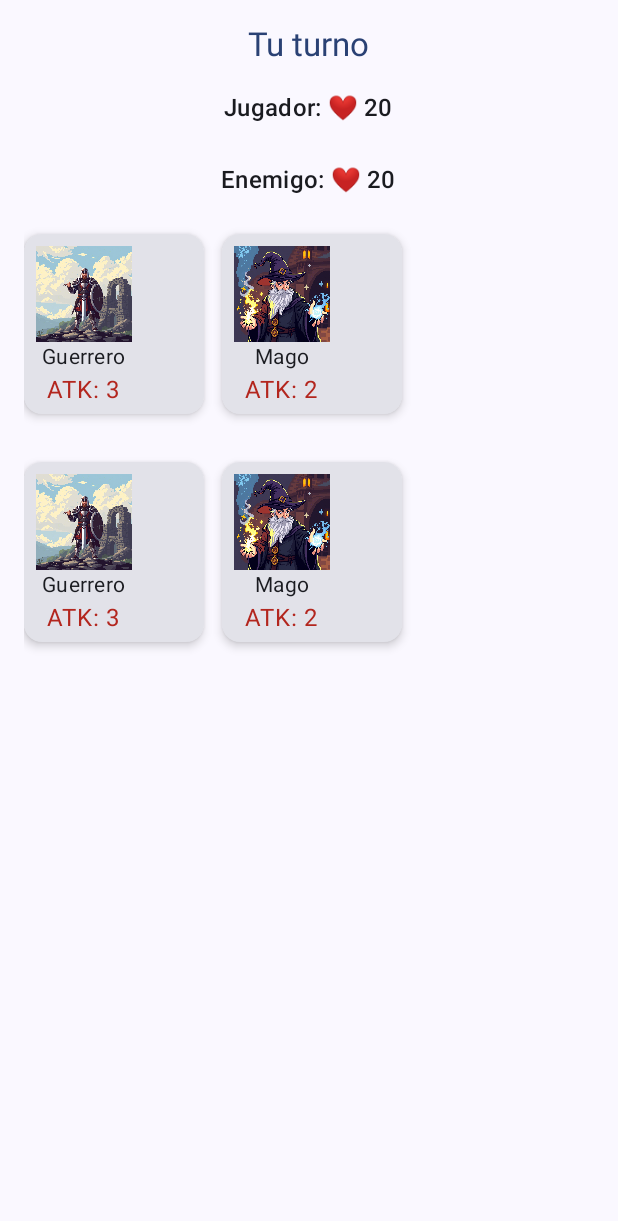
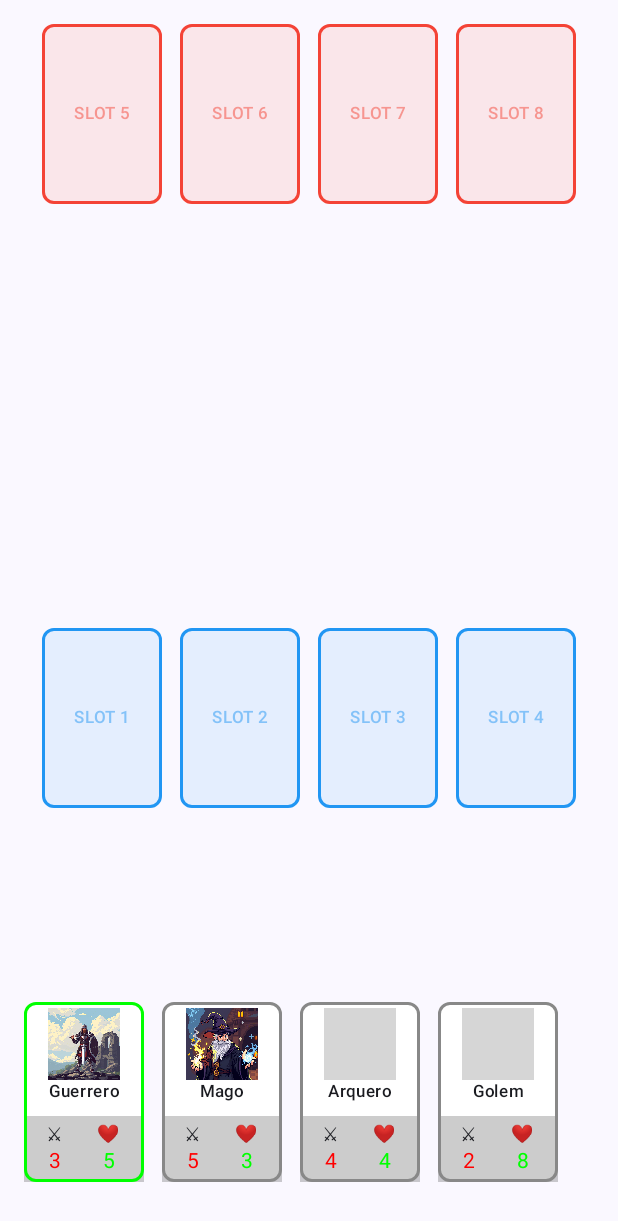
Before and after one commit to David0-Eng/TheLastTurn, an Android app built with Jetpack Compose: the GameScreen screen opened through its navigation route, after a tap on "Guerrero", on a phone screen of 412 x 824 dp. Shown: the top 1221 px of the screen. Run offline under Robolectric (Android 15) with nearby library versions, the light colour scheme and no system bars; grey boxes are pictures that could not be loaded.

Commit message:
So many changes, HomeScreen with start game, added correct BoardSlots, with colors for the Player slot, and the Enemy slot, and cards now can be placed.

```diff
--- a/app/src/main/java/com/example/thelastturn/MainActivity.kt
+++ b/app/src/main/java/com/example/thelastturn/MainActivity.kt
@@ -11,12 +11,9 @@ import androidx.navigation.compose.NavHost
 import androidx.navigation.compose.composable
 import androidx.navigation.compose.rememberNavController
 import com.example.thelastturn.ui.screens.GameScreen
+import com.example.thelastturn.ui.screens.HomeScreen
 import com.example.thelastturn.ui.theme.TheLastTurnTheme
 import androidx.compose.ui.Modifier
-import androidx.navigation.NavType
-import androidx.navigation.navArgument
-import com.example.thelastturn.ui.screens.ResultsScreen
-
 
 class MainActivity : ComponentActivity() {
     override fun onCreate(savedInstanceState: Bundle?) {
@@ -39,16 +36,9 @@ private fun Navigation() {
     val navController = rememberNavController()
     NavHost(
         navController = navController,
-        startDestination = "game"
+        startDestination = "home"
     ) {
-        composable("game") {
-            GameScreen(navController = navController) // Pasa el navController
-        }
-        composable(
-            route = "results/{result}",
-            arguments = listOf(navArgument("result") { type = NavType.StringType })
-        ) { backStackEntry ->
-            ResultsScreen(result = backStackEntry.arguments?.getString("result") ?: "UNKNOWN")
-        }
+        composable("home") { HomeScreen(navController) }
+        composable("game") { GameScreen(navController) }
     }
 }
--- /dev/null
+++ b/app/src/main/java/com/example/thelastturn/model/BoardSlot.kt
@@ -0,0 +1,6 @@
+package com.example.thelastturn.model
+
+data class BoardSlot(
+    val id: Int,
+    var card: Card? = null // Almacena el objeto Card directamente
+)
--- a/app/src/main/java/com/example/thelastturn/model/Card.kt
+++ b/app/src/main/java/com/example/thelastturn/model/Card.kt
@@ -1,5 +1,6 @@
 package com.example.thelastturn.model
 
+import androidx.annotation.DrawableRes
 import com.example.thelastturn.R
 
 data class Card(
@@ -7,14 +8,14 @@ data class Card(
     val name: String,
     val damage: Int,
     var health: Int,
-    var imageRes: Int
-)
-{
+    @DrawableRes val imageRes: Int
+) {
     companion object {
-        fun sampleCards(): List<Card> = listOf(
+        fun sampleDeck(): List<Card> = listOf(
             Card(1, "Guerrero", 3, 5, R.drawable.warrior),
-            Card(2, "Mago", 2, 3, R.drawable.mage)
-            // Agrega más cartas aquí
+            Card(2, "Mago", 5, 3, R.drawable.mage),
+            Card(3, "Arquero", 4, 4, R.drawable.default_card),
+            Card(4, "Golem", 2, 8, R.drawable.default_card)
         )
     }
 }
--- a/app/src/main/java/com/example/thelastturn/model/Game.kt
+++ b/app/src/main/java/com/example/thelastturn/model/Game.kt
@@ -5,6 +5,4 @@ data class Game(
     var opponent: Player,
     var turnCount: Int = 0,
     var gameState: GameState = GameState.ONGOING
-) {
-    enum class GameState { ONGOING, VICTORY, DEFEAT, DRAW }
-}
+)
--- /dev/null
+++ b/app/src/main/java/com/example/thelastturn/model/GameState.kt
@@ -0,0 +1,7 @@
+package com.example.thelastturn.model
+
+enum class GameState {
+    ONGOING,
+    VICTORY,
+    DEFEAT
+}
--- /dev/null
+++ b/app/src/main/java/com/example/thelastturn/model/PlayerTurn.kt
@@ -0,0 +1,5 @@
+package com.example.thelastturn.model
+
+enum class PlayerTurn {
+    PLAYER, OPPONENT
+}
--- a/app/src/main/java/com/example/thelastturn/ui/screens/GameScreen.kt
+++ b/app/src/main/java/com/example/thelastturn/ui/screens/GameScreen.kt
@@ -1,150 +1,236 @@
 package com.example.thelastturn.ui.screens
 
 import androidx.compose.foundation.Image
+import androidx.compose.foundation.background
+import androidx.compose.foundation.border
 import androidx.compose.foundation.clickable
 import androidx.compose.foundation.layout.*
-import androidx.compose.foundation.lazy.*
+import androidx.compose.foundation.lazy.LazyRow
+import androidx.compose.foundation.lazy.items
+import androidx.compose.foundation.shape.RoundedCornerShape
 import androidx.compose.material3.*
 import androidx.compose.runtime.*
 import androidx.compose.ui.Alignment
 import androidx.compose.ui.Modifier
+import androidx.compose.ui.graphics.Color
 import androidx.compose.ui.res.painterResource
 import androidx.compose.ui.unit.dp
 import androidx.lifecycle.viewmodel.compose.viewModel
 import androidx.navigation.NavController
-
-
 import com.example.thelastturn.R
+import com.example.thelastturn.model.BoardSlot
 import com.example.thelastturn.model.Card
-import com.example.thelastturn.model.Player
 import com.example.thelastturn.viewmodel.GameViewModel
-import com.example.thelastturn.viewmodel.PlayerTurn
-import com.example.thelastturn.viewmodel.GameState
-import kotlinx.coroutines.delay
 
 @Composable
-fun GameScreen(
-    navController: NavController,
-    viewModel: GameViewModel = viewModel(),
-    onGameOver: () -> Unit = {}
-) {
-    val currentPlayer by viewModel.currentPlayer.collectAsState()
-    val opponent by viewModel.opponent.collectAsState()
-    val currentTurn by viewModel.currentTurn.collectAsState()
-    val gameState by viewModel.gameState.collectAsState()
-
-    LaunchedEffect(gameState) {
-        if (gameState != GameState.ONGOING) {
-            delay(2000)
-            navController.navigate("results/${gameState.name}")
-        }
-    }
+fun GameScreen(navController: NavController) {
+    val viewModel: GameViewModel = viewModel()
 
     Column(
         modifier = Modifier
             .fillMaxSize()
             .padding(16.dp),
-        horizontalAlignment = Alignment.CenterHorizontally
+        verticalArrangement = Arrangement.SpaceBetween
     ) {
-        // Indicador de turno
-        Text(
-            text = when (currentTurn) {
-                PlayerTurn.PLAYER -> "Tu turno"
-                PlayerTurn.OPPONENT -> "Turno del enemigo"
-            },
-            style = MaterialTheme.typography.titleLarge,
-            color = when (currentTurn) {
-                PlayerTurn.PLAYER -> MaterialTheme.colorScheme.primary
-                else -> MaterialTheme.colorScheme.secondary
-            }
+        // Tablero enemigo
+        BoardSection(
+            slots = viewModel.enemySlots,
+            isPlayer = false,
+            viewModel = viewModel,
+            availableCards = viewModel.enemyHand
         )
-
-        Spacer(modifier = Modifier.height(16.dp))
-
-        // Vidas de los jugadores
-        PlayerHealthDisplay(player = currentPlayer)
-        Spacer(modifier = Modifier.height(24.dp))
-        PlayerHealthDisplay(player = opponent)
 
         Spacer(modifier = Modifier.height(24.dp))
 
-        // Campo de batalla
-        BattleField(
-            playerCards = currentPlayer.deck,
-            opponentCards = opponent.deck,
-            onCardClicked = { card ->
-                if (currentTurn == PlayerTurn.PLAYER) viewModel.attack(card)
-            }
+        // Tablero jugador
+        BoardSection(
+            slots = viewModel.playerSlots,
+            isPlayer = true,
+            viewModel = viewModel,
+            availableCards = viewModel.playerHand
+        )
+
+        // Baraja del jugador
+        PlayerHand(
+            cards = viewModel.playerHand,
+            selectedCard = viewModel.selectedCard.value,
+            onCardSelected = { viewModel.selectCard(it) },
+            onCardDeselected = { viewModel.resetSelection() }
         )
     }
 }
 
 @Composable
-private fun PlayerHealthDisplay(player: Player) {
-    Text(
-        text = "${player.name}: ❤️ ${player.health}",
-        style = MaterialTheme.typography.titleMedium,
-        color = if (player.health <= 5) MaterialTheme.colorScheme.error else MaterialTheme.colorScheme.onBackground
+private fun BoardSection(
+    slots: List<BoardSlot>,
+    isPlayer: Boolean,
+    viewModel: GameViewModel,
+    availableCards: List<Card>
+) {
+    Row(
+        modifier = Modifier.fillMaxWidth(),
+        horizontalArrangement = Arrangement.SpaceEvenly
+    ) {
+        slots.forEach { slot ->
+            BoardSlotUI(
+                slot = slot,
+                isPlayer = isPlayer,
+                viewModel = viewModel,
+                availableCards = availableCards
             )
         }
-
-@Composable
-private fun BattleField(
-    playerCards: List<Card>,
-    opponentCards: List<Card>,
-    onCardClicked: (Card) -> Unit
-) {
-    Column {
-        // Zona del oponente
-        CardZone(cards = opponentCards, isOpponent = true)
-        Spacer(modifier = Modifier.height(32.dp))
-        // Zona del jugador
-        CardZone(cards = playerCards, isOpponent = false, onCardClicked = onCardClicked)
     }
 }
 
 @Composable
-private fun CardZone(
-    cards: List<Card>,
-    isOpponent: Boolean = false,
-    onCardClicked: (Card) -> Unit = {}
+private fun BoardSlotUI(
+    slot: BoardSlot,
+    isPlayer: Boolean,
+    viewModel: GameViewModel,
+    availableCards: List<Card>
 ) {
-    LazyRow(
-        horizontalArrangement = Arrangement.spacedBy(12.dp),
-        modifier = Modifier.fillMaxWidth()
+    val cardInSlot = slot.card // Obtener la Card directamente del slot
+    val slotColor = if (isPlayer) Color(0xFF2196F3) else Color(0xFFF44336)
+
+    Box(
+        modifier = Modifier
+            .width(80.dp)
+            .height(120.dp)
+            .border(
+                width = 2.dp,
+                color = slotColor,
+                shape = RoundedCornerShape(8.dp)
+            )
+            .clickable(enabled = isPlayer) {
+                if (viewModel.selectedCard.value != null) {
+                    viewModel.placeCard(slot.id)
+                }
+            }
+            .background(
+                color = slotColor.copy(alpha = 0.1f),
+                shape = RoundedCornerShape(8.dp)
+            ),
+        contentAlignment = Alignment.Center
     ) {
-        items(cards) { card ->  // 'items' en minúscula
-            Card(
-                modifier = Modifier
-                    .size(120.dp)
-                    .clickable(enabled = !isOpponent) { onCardClicked(card) },
-                shape = MaterialTheme.shapes.medium,
-                elevation = CardDefaults.cardElevation(defaultElevation = 4.dp)
+        if (cardInSlot != null) {
+            CardInSlot(card = cardInSlot)
+        } else {
+            SlotPlaceholder(slotId = slot.id, color = slotColor)
+        }
+    }
+}
+
+@Composable
+private fun CardInSlot(card: Card) {
+    Column(
+        modifier = Modifier.fillMaxSize(),
+        verticalArrangement = Arrangement.SpaceBetween,
+        horizontalAlignment = Alignment.CenterHorizontally
     ) {
         Column(
-                    horizontalAlignment = Alignment.CenterHorizontally,
-                    verticalArrangement = Arrangement.SpaceBetween,
-                    modifier = Modifier.padding(8.dp)
+            modifier = Modifier
+                .fillMaxWidth()
+                .weight(2f)
+                .padding(4.dp),
+            horizontalAlignment = Alignment.CenterHorizontally
         ) {
             Image(
-                        painter = painterResource(id = card.imageRes),  // Asegúrate de tener imágenes en res/drawable
+                painter = painterResource(id = card.imageRes),
                 contentDescription = card.name,
-                        modifier = Modifier.size(64.dp)
+                modifier = Modifier.size(48.dp)
             )
             Text(
                 text = card.name,
-                        style = MaterialTheme.typography.bodyMedium
+                style = MaterialTheme.typography.labelSmall,
+                maxLines = 1
             )
+        }
+
+        Row(
+            modifier = Modifier
+                .fillMaxWidth()
+                .background(Color.Black.copy(alpha = 0.2f))
+                .padding(4.dp),
+            horizontalArrangement = Arrangement.SpaceAround
+        ) {
+            Column(horizontalAlignment = Alignment.CenterHorizontally) {
+                Text("⚔", style = MaterialTheme.typography.bodySmall)
                 Text(
-                        text = "ATK: ${card.damage}",
-                        color = MaterialTheme.colorScheme.error
+                    text = "${card.damage}",
+                    style = MaterialTheme.typography.bodyMedium,
+                    color = Color.Red
                 )
+            }
+            Column(horizontalAlignment = Alignment.CenterHorizontally) {
+                Text("❤", style = MaterialTheme.typography.bodySmall)
                 Text(
-                        text = "HP: ${card.health}",
-                        color = MaterialTheme.colorScheme.tertiary
+                    text = "${card.health}",
+                    style = MaterialTheme.typography.bodyMedium,
+                    color = Color.Green
                 )
             }
         }
     }
 }
+
+@Composable
+private fun SlotPlaceholder(slotId: Int, color: Color) {
+    Box(
+        contentAlignment = Alignment.Center,
+        modifier = Modifier.fillMaxSize()
+    ) {
+        Text(
+            text = "SLOT $slotId",
+            color = color.copy(alpha = 0.5f),
+            style = MaterialTheme.typography.labelSmall
+        )
     }
+}
+
+@Composable
+private fun PlayerHand(
+    cards: List<Card>,
+    selectedCard: Card?,
+    onCardSelected: (Card) -> Unit,
+    onCardDeselected: () -> Unit
+) {
+    LazyRow(
+        horizontalArrangement = Arrangement.spacedBy(12.dp),
+        modifier = Modifier
+            .fillMaxWidth()
+            .height(140.dp)
+    ) {
+        items(cards) { card ->
+            CardUI(
+                card = card,
+                isSelected = card.id == selectedCard?.id,
+                onClick = {
+                    if (selectedCard?.id == card.id) onCardDeselected()
+                    else onCardSelected(card)
+                }
+            )
+        }
+    }
+}
+
+@Composable
+private fun CardUI(
+    card: Card,
+    isSelected: Boolean,
+    onClick: () -> Unit
+) {
+    Box(
+        modifier = Modifier
+            .width(80.dp)
+            .height(120.dp)
+            .border(
+                width = 2.dp,
+                color = if (isSelected) Color.Green else Color.Gray,
+                shape = RoundedCornerShape(8.dp)
+            )
+            .clickable(onClick = onClick)
+            .background(Color.White, RoundedCornerShape(8.dp))
+    ) {
+        CardInSlot(card = card)
+    }
+}
--- a/app/src/main/java/com/example/thelastturn/ui/screens/HomeScreen.kt
+++ b/app/src/main/java/com/example/thelastturn/ui/screens/HomeScreen.kt
@@ -14,15 +14,16 @@ fun HomeScreen(navController: NavController) {
         Column(
             verticalArrangement = Arrangement.Center,
             horizontalAlignment = Alignment.CenterHorizontally,
-            modifier = Modifier.fillMaxSize().padding(24.dp)
+            modifier = Modifier
+                .fillMaxSize()
+                .padding(24.dp)
         ) {
-            Text("The Last Turn", style = MaterialTheme.typography.headlineMedium)
-
+            Text(
+                text = "The Last Turn",
+                style = MaterialTheme.typography.headlineMedium
+            )
             Spacer(modifier = Modifier.height(32.dp))
-
-            Button(onClick = {
-                navController.navigate("game")
-            }) {
+            Button(onClick = { navController.navigate("game") }) {
                 Text("Empezar Partida")
             }
         }
--- a/app/src/main/java/com/example/thelastturn/ui/screens/ResultsScreen.kt
+++ b/app/src/main/java/com/example/thelastturn/ui/screens/ResultsScreen.kt
@@ -20,20 +20,15 @@ fun ResultsScreen(result: String) {
         verticalArrangement = Arrangement.Center
     ) {
         Text(
-            text = when(result) {
+            text = when (result) {
                 "VICTORY" -> "¡Victoria!"
                 "DEFEAT" -> "Derrota"
                 else -> "Empate"
             },
             style = MaterialTheme.typography.headlineLarge
         )
-
         Spacer(modifier = Modifier.height(24.dp))
-
-        Button(onClick = {
-            // Lógica para reiniciar o salir
-            (context as Activity).finish()
-        }) {
+        Button(onClick = { (context as Activity).finish() }) {
             Text("Volver al inicio")
         }
     }
--- a/app/src/main/java/com/example/thelastturn/viewmodel/GameViewModel.kt
+++ b/app/src/main/java/com/example/thelastturn/viewmodel/GameViewModel.kt
@@ -1,82 +1,55 @@
 package com.example.thelastturn.viewmodel
 
+import androidx.compose.runtime.mutableStateListOf
+import androidx.compose.runtime.mutableStateOf
 import androidx.lifecycle.ViewModel
-import androidx.lifecycle.viewModelScope
+import com.example.thelastturn.R
+import com.example.thelastturn.model.BoardSlot
 import com.example.thelastturn.model.Card
-import com.example.thelastturn.model.Player
-import kotlinx.coroutines.delay
-import kotlinx.coroutines.flow.MutableStateFlow
-import kotlinx.coroutines.flow.StateFlow
-import kotlinx.coroutines.launch
+import com.example.thelastturn.model.GameState
 
 class GameViewModel : ViewModel() {
+    val gameState = mutableStateOf(GameState.ONGOING)
+    val playerHand = mutableStateListOf<Card>()
+    val enemyHand = mutableStateListOf<Card>()
 
-    private val _currentPlayer = MutableStateFlow(Player("Jugador", 20, Card.sampleCards()))
-    private val _opponent = MutableStateFlow(Player("Enemigo", 20, Card.sampleCards()))
-    private val _currentTurn = MutableStateFlow(PlayerTurn.PLAYER)
-    private val _gameState = MutableStateFlow(GameState.ONGOING)
+    val playerSlots = mutableStateListOf(
+        BoardSlot(1), BoardSlot(2), BoardSlot(3), BoardSlot(4)
+    )
 
-    val currentPlayer: StateFlow<Player> = _currentPlayer
-    val opponent: StateFlow<Player> = _opponent
-    val currentTurn: StateFlow<PlayerTurn> = _currentTurn
-    val gameState: StateFlow<GameState> = _gameState
+    val enemySlots = mutableStateListOf(
+        BoardSlot(5), BoardSlot(6), BoardSlot(7), BoardSlot(8)
+    )
 
-    fun attack(attacker: Card) {
-        if (_gameState.value != GameState.ONGOING) return
-        if (_currentTurn.value != PlayerTurn.PLAYER) return
+    val selectedCard = mutableStateOf<Card?>(null)
 
-        viewModelScope.launch {
-            // Buscar carta rival en la misma posición
-            val opponentCard = _opponent.value.deck.find { it.id == attacker.id }
+    init {
+        val initialDeck = Card.sampleDeck()
+        playerHand.addAll(initialDeck.take(4))
+        enemyHand.addAll(listOf(
+            Card(5, "Enemigo", 2, 6, R.drawable.default_card),
+            Card(6, "Esqueleto", 3, 4, R.drawable.default_card)
+        ))
+    }
 
-            if (opponentCard != null) {
-                opponentCard.health -= attacker.damage
-                if (opponentCard.health <= 0) {
-                    _opponent.value = _opponent.value.copy(
-                        deck = _opponent.value.deck.filter { it.id != opponentCard.id }
-                    )
-                }
-            } else {
-                _opponent.value = _opponent.value.copy(
-                    health = _opponent.value.health - attacker.damage
-                )
-            }
+    fun selectCard(card: Card) {
+        selectedCard.value = card
+    }
 
-            checkGameOver()
-            if (_gameState.value == GameState.ONGOING) {
-                switchTurn()
-                opponentTurn()
+    fun resetSelection() {
+        selectedCard.value = null
+    }
+
+    fun placeCard(slotId: Int) {
+        val card = selectedCard.value ?: return
+        val targetSlot = playerSlots.firstOrNull { it.id == slotId }
+
+        targetSlot?.let { slot ->
+            if (slot.card == null) {
+                slot.card = card // Asignar la Card al slot
+                playerHand.remove(card)
+                resetSelection()
             }
         }
     }
-
-    private fun checkGameOver() {
-        when {
-            _opponent.value.health <= 0 -> _gameState.value = GameState.VICTORY
-            _currentPlayer.value.health <= 0 -> _gameState.value = GameState.DEFEAT
-            _currentPlayer.value.deck.isEmpty() && _opponent.value.deck.isEmpty() ->
-                _gameState.value = GameState.DRAW
-        }
-    }
-
-    private fun switchTurn() {
-        _currentTurn.value = when (_currentTurn.value) {
-            PlayerTurn.PLAYER -> PlayerTurn.OPPONENT
-            PlayerTurn.OPPONENT -> PlayerTurn.PLAYER
-        }
-    }
-
-    private suspend fun opponentTurn() {
-        delay(1000) // Simula tiempo de espera del oponente
-        // Lógica simple de IA (ataque aleatorio)
-        val availableCards = _opponent.value.deck.filter { it.health > 0 }
-        if (availableCards.isNotEmpty()) {
-            val randomCard = availableCards.random()
-            // Aquí implementar lógica de contraataque
-        }
-        switchTurn()
-    }
 }
-
-enum class PlayerTurn { PLAYER, OPPONENT }
-enum class GameState { ONGOING, VICTORY, DEFEAT, DRAW }
--- a/app/src/main/res/values/strings.xml
+++ b/app/src/main/res/values/strings.xml
@@ -1,3 +1,6 @@
 <resources>
-    <string name="app_name">TheLastTurn</string>
+    <string name="app_name">The Last Turn</string>
+    <string name="start_game">Empezar Partida</string>
+    <string name="player_health">Salud Jugador</string>
+    <string name="enemy_health">Salud Enemigo</string>
 </resources>
```
Lines whose indentation alone changed are shown as unchanged.
